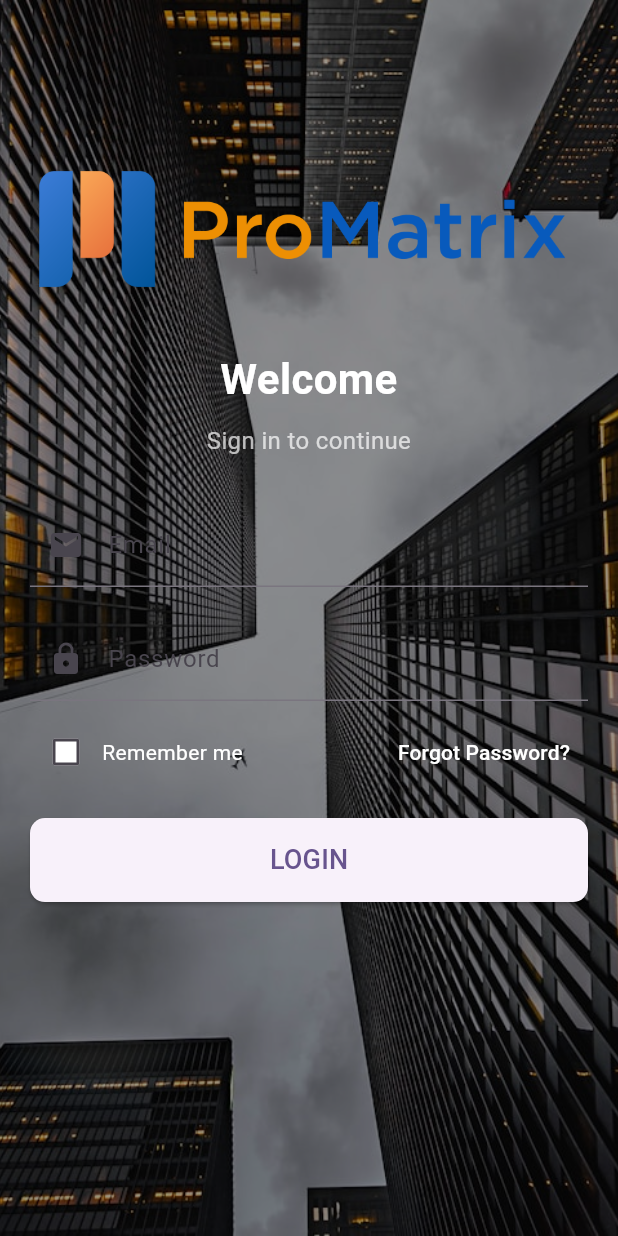
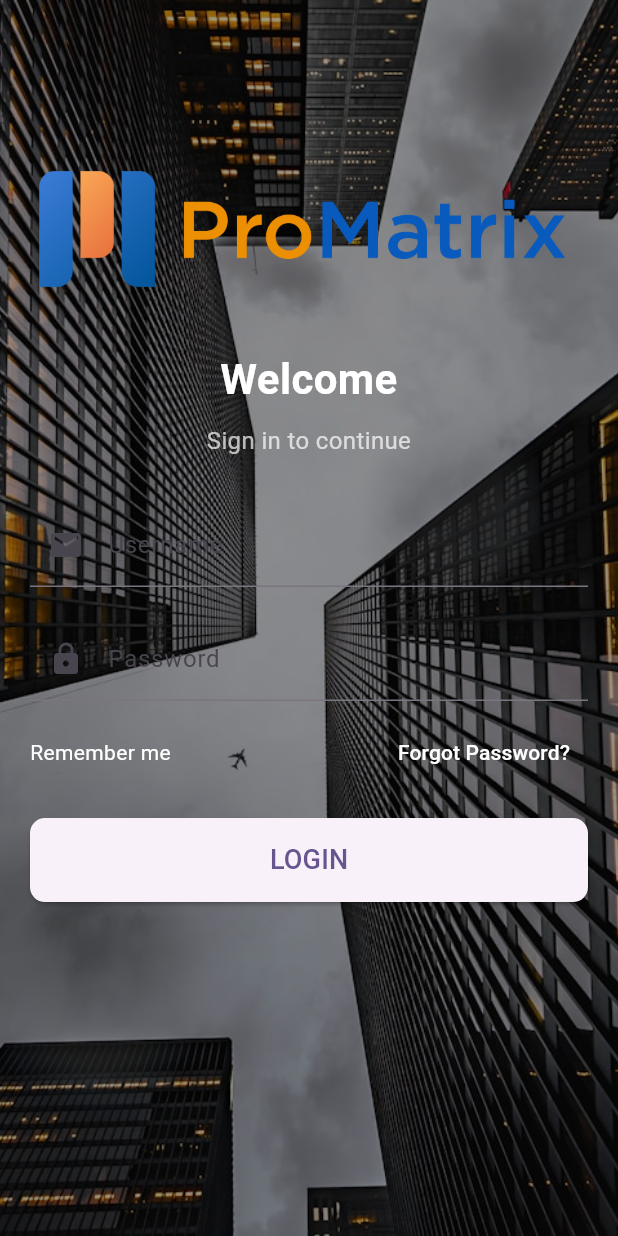
Before and after one commit to 1touchbdsoftware/rental_service_flutter_app, a Flutter app: the screen it shows after launch, on a phone screen of 412 x 824 dp. Run offline on Flutter 3.47's test engine with Material 3 defaults, Android fonts, the phone set to English and light mode, and no system bars; our stand-ins replace dartz, dio, flutter_bloc, get_it, logger, shared_preferences.

Commit message:
data fetch working, ui not changind, null string error

```diff
--- a/lib/common/bloc/button/button_state_cubit.dart
+++ b/lib/common/bloc/button/button_state_cubit.dart
@@ -8,9 +8,11 @@ import '../../../core/usecase/usecase.dart';
 import 'button_state.dart';
 
 class ButtonStateCubit extends Cubit<ButtonState>{
-  ButtonStateCubit(super.initialState);
+  ButtonStateCubit() : super(ButtonInitialState());
 
   void execute({dynamic params, required UseCase usecase}) async{
+
+    emit(ButtonLoadingState());
 
     try {
       Either result = await usecase.call(param: params);
--- a/lib/data/model/signin_req_params.dart
+++ b/lib/data/model/signin_req_params.dart
@@ -2,13 +2,13 @@
 
 class SignInReqParams{
 
-  final String email;
+  final String userName;
   final String password;
 
-  SignInReqParams({required this.email, required this.password});
+  SignInReqParams({required this.userName, required this.password});
 
   Map<String, dynamic> toJson() {
-    return {"email": email, "password": password,};
+    return {"userName": userName, "password": password,};
   }
 
 
--- a/lib/domain/repository/auth.dart
+++ b/lib/domain/repository/auth.dart
@@ -12,8 +12,8 @@ abstract class AuthRepository{
   Future<Either> signup();
 
   Future<Either> signin(SignInReqParams signinReq);
-
-
+  Future<bool> isLoggedIn();
+  Future<Either> logout();
 
 
 }
--- a/lib/presentation/auth/signin.dart
+++ b/lib/presentation/auth/signin.dart
@@ -1,31 +1,41 @@
 import 'package:flutter/material.dart';
+import 'package:flutter_bloc/flutter_bloc.dart';
+import 'package:rental_service/common/bloc/button/button_state.dart';
+import 'package:rental_service/common/bloc/button/button_state_cubit.dart';
+import 'package:rental_service/data/model/signin_req_params.dart';
+import 'package:rental_service/domain/usecases/signin.dart';
+import 'package:rental_service/presentation/dashboard/LandlordDashboard.dart';
+
+import '../../service_locator.dart';
 
 
-class SignInPage extends StatefulWidget {
-  const SignInPage({super.key});
+class SignInPage extends StatelessWidget {
+  SignInPage({super.key});
 
-  @override
-  State<SignInPage> createState() => _SignInPageState();
-}
-
-class _SignInPageState extends State<SignInPage> {
-  final _formKey = GlobalKey<FormState>();
-  final _emailController = TextEditingController();
-  final _passwordController = TextEditingController();
-  bool _rememberMe = false;
-
-  @override
-  void dispose() {
-    _emailController.dispose();
-    _passwordController.dispose();
-    super.dispose();
-  }
+  final TextEditingController _usernameController = TextEditingController();
+  final TextEditingController _passwordController = TextEditingController();
 
   @override
   Widget build(BuildContext context) {
     return Scaffold(
+
       resizeToAvoidBottomInset: false,
-      body: Container(
+      body: BlocProvider(
+        create: (context) => ButtonStateCubit(),
+        child: BlocListener<ButtonStateCubit, ButtonState>(
+          listener: (context, state) {
+            // implement listener
+            if(state is ButtonSuccessState){
+              Navigator.pushReplacement(context,
+                  MaterialPageRoute(builder: (context) => const Landlorddashboard(),)
+              );
+            } if(state is ButtonFailureState){
+              var snackBar = SnackBar(content: Text(state.errorMessage));
+              ScaffoldMessenger.of(context).showSnackBar(snackBar);
+            }
+
+          },
+          child: Container(
             // Full screen background with image + overlay
             width: double.infinity,
             height: double.infinity,
@@ -42,11 +52,14 @@ class _SignInPageState extends State<SignInPage> {
             child: SingleChildScrollView(
               padding: const EdgeInsets.all(20),
               child: Form(
-            key: _formKey,
+
                 child: Column(
                   crossAxisAlignment: CrossAxisAlignment.stretch,
                   children: [
-                SizedBox(height: MediaQuery.of(context).size.height * 0.1),
+                    SizedBox(height: MediaQuery
+                        .of(context)
+                        .size
+                        .height * 0.1),
                     // Logo
                     Container(
                       height: 100,
@@ -80,19 +93,17 @@ class _SignInPageState extends State<SignInPage> {
                     const SizedBox(height: 30),
                     // Email field
                     TextFormField(
-                  controller: _emailController,
-                  keyboardType: TextInputType.emailAddress,
+                      controller: _usernameController,
+                      keyboardType: TextInputType.name,
                       decoration: const InputDecoration(
-                    labelText: 'Email',
+                        labelText: 'Username',
                         prefixIcon: Icon(Icons.email),
                       ),
                       validator: (value) {
                         if (value == null || value.isEmpty) {
-                      return 'Please enter your email';
+                          return 'Please enter your username';
                         }
-                    if (!value.contains('@')) {
-                      return 'Please enter a valid email';
-                    }
+
                         return null;
                       },
                     ),
@@ -119,16 +130,7 @@ class _SignInPageState extends State<SignInPage> {
                       children: [
                         Row(
                           children: [
-                        Checkbox(
-                          value: _rememberMe,
-                          onChanged: (value) {
-                            setState(() {
-                              _rememberMe = value!;
-                            });
-                          },
-                          fillColor: WidgetStateProperty.all(Colors.white),
-                          checkColor: Colors.blue,
-                        ),
+
                             const Text(
                               'Remember me',
                               style: TextStyle(color: Colors.white),
@@ -147,15 +149,17 @@ class _SignInPageState extends State<SignInPage> {
                       ],
                     ),
                     const SizedBox(height: 20),
-                ElevatedButton(
+                    Builder(
+                      builder: (context) {
+                        return ElevatedButton(
                           onPressed: () {
-                    if (_formKey.currentState!.validate()) {
-                      ScaffoldMessenger.of(context).showSnackBar(
-                        const SnackBar(
-                          content: Text('Processing Login'),
-                        ),
+                            context.read<ButtonStateCubit>().execute(
+                                usecase: sl<SigninUseCase>(),
+                              params: SignInReqParams(
+                                  userName: _usernameController.text,
+                                  password: _passwordController.text
+                              )
                             );
-                    }
                           },
                           style: ElevatedButton.styleFrom(
                             padding: const EdgeInsets.symmetric(vertical: 15),
@@ -167,9 +171,13 @@ class _SignInPageState extends State<SignInPage> {
                             'LOGIN',
                             style: TextStyle(fontSize: 18),
                           ),
+                        );
+                      }
                     ),
                     const SizedBox(height: 30),
                   ],
+                ),
+              ),
             ),
           ),
         ),
```
Also changed, not shown: lib/data/repository/auth.dart (+14 -0 lines), lib/data/source/auth_local_service.dart (+18 -3 lines), lib/main.dart (+3 -87 lines), lib/presentation/dashboard/LandlordDashboard.dart (+18 -0 lines), lib/service_locator.dart (+23 -1 lines), lib/data/model/user.dart (added). Lines whose indentation alone changed are shown as unchanged.
